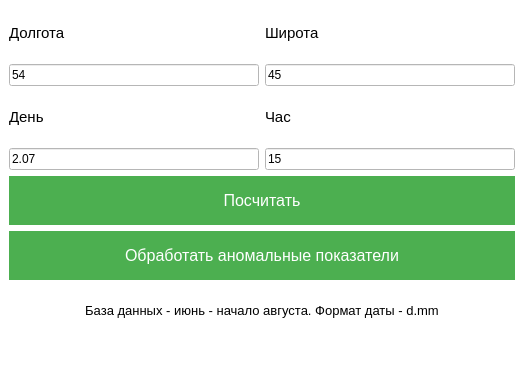
Before: the Qt Designer form source code/mainwindow.ui in 3614N/weather-forecast, drawn with Qt 5.
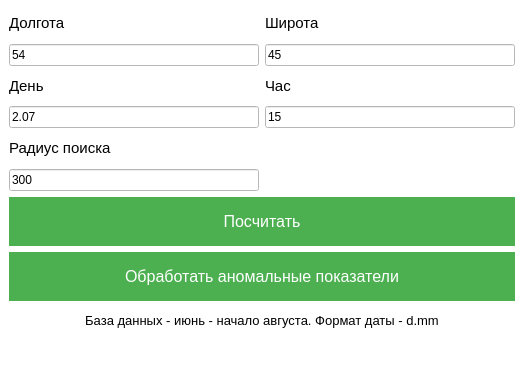
After: the same form once the commit is applied.

```diff
--- a/source code/mainwindow.ui
+++ b/source code/mainwindow.ui
@@ -18,6 +18,95 @@
   </property>
   <widget class="QWidget" name="centralwidget">
    <layout class="QGridLayout" name="gridLayout">
+    <item row="0" column="0">
+     <widget class="QLabel" name="label_2">
+      <property name="styleSheet">
+       <string notr="true">color: black;</string>
+      </property>
+      <property name="text">
+       <string>&lt;html&gt;&lt;head/&gt;&lt;body&gt;&lt;p&gt;&lt;span style=&quot; font-size:11pt;&quot;&gt;Долгота&lt;/span&gt;&lt;/p&gt;&lt;/body&gt;&lt;/html&gt;</string>
+      </property>
+     </widget>
+    </item>
+    <item row="2" column="1">
+     <widget class="QLabel" name="label_4">
+      <property name="font">
+       <font>
+        <pointsize>11</pointsize>
+       </font>
+      </property>
+      <property name="text">
+       <string>Час</string>
+      </property>
+     </widget>
+    </item>
+    <item row="7" column="0" colspan="2">
+     <widget class="QPushButton" name="pushButton">
+      <property name="font">
+       <font>
+        <pointsize>-1</pointsize>
+        <underline>false</underline>
+        <strikeout>false</strikeout>
+       </font>
+      </property>
+      <property name="styleSheet">
+       <string notr="true">QPushButton {
+background-color: #4CAF50; /* Green */
+    border: none;
+    color: white;
+    padding: 15px 32px;
+    text-align: center;
+    text-decoration: none;
+    display: inline-block;
+    font-size: 16px;
+}
+QPushButton:hover {
+background-color: #76C479;
+    border: none;
+    color: white;
+    padding: 13px 30px;
+    text-align: center;
+    text-decoration: none;
+    display: inline-block;
+    font-size: 16px;
+}
+QPushButton:pressed {
+background-color: #3D8C40;
+    border: none;
+    color: white;
+    padding: 15px 32px;
+    text-align: center;
+    text-decoration: none;
+    display: inline-block;
+    font-size: 16px;
+}</string>
+      </property>
+      <property name="text">
+       <string>Посчитать</string>
+      </property>
+     </widget>
+    </item>
+    <item row="1" column="0">
+     <widget class="QLineEdit" name="latitude">
+      <property name="text">
+       <string>54</string>
+      </property>
+     </widget>
+    </item>
+    <item row="6" column="0">
+     <widget class="QLineEdit" name="radius">
+      <property name="text">
+       <string>300</string>
+      </property>
+     </widget>
+    </item>
+    <item row="3" column="0">
+     <widget class="QLineEdit" name="day">
+      <property name="text">
+       <string>2.07</string>
+      </property>
+     </widget>
+    </item>
     <item row="0" column="1">
      <widget class="QLabel" name="label">
       <property name="styleSheet">
@@ -28,6 +117,13 @@
       </property>
      </widget>
     </item>
+    <item row="1" column="1">
+     <widget class="QLineEdit" name="longitude">
+      <property name="text">
+       <string>45</string>
+      </property>
+     </widget>
+    </item>
     <item row="2" column="0">
      <widget class="QLabel" name="label_3">
       <property name="font">
@@ -40,69 +136,6 @@
       </property>
      </widget>
     </item>
-    <item row="1" column="0">
-     <widget class="QLineEdit" name="latitude">
-      <property name="text">
-       <string>54</string>
-      </property>
-     </widget>
-    </item>
-    <item row="0" column="0">
-     <widget class="QLabel" name="label_2">
-      <property name="styleSheet">
-       <string notr="true">color: black;</string>
-      </property>
-      <property name="text">
-       <string>&lt;html&gt;&lt;head/&gt;&lt;body&gt;&lt;p&gt;&lt;span style=&quot; font-size:11pt;&quot;&gt;Долгота&lt;/span&gt;&lt;/p&gt;&lt;/body&gt;&lt;/html&gt;</string>
-      </property>
-     </widget>
-    </item>
-    <item row="5" column="0" colspan="2">
-     <widget class="QPushButton" name="pushButton_2">
-      <property name="font">
-       <font>
-        <pointsize>-1</pointsize>
-        <underline>false</underline>
-        <strikeout>false</strikeout>
-       </font>
-      </property>
-      <property name="styleSheet">
-       <string notr="true">QPushButton {
-background-color: #4CAF50; /* Green */
-    border: none;
-    color: white;
-    padding: 15px 32px;
-    text-align: center;
-    text-decoration: none;
-    display: inline-block;
-    font-size: 16px;
-}
-QPushButton:hover {
-background-color: #76C479;
-    border: none;
-    color: white;
-    padding: 13px 30px;
-    text-align: center;
-    text-decoration: none;
-    display: inline-block;
-    font-size: 16px;
-}
-QPushButton:pressed {
-background-color: #3D8C40;
-    border: none;
-    color: white;
-    padding: 15px 32px;
-    text-align: center;
-    text-decoration: none;
-    display: inline-block;
-    font-size: 16px;
-}</string>
-      </property>
-      <property name="text">
-       <string>Обработать аномальные показатели</string>
-      </property>
-     </widget>
-    </item>
     <item row="3" column="1">
      <widget class="QLineEdit" name="hour">
       <property name="text">
@@ -110,7 +143,7 @@
       </property>
      </widget>
     </item>
-    <item row="6" column="0" colspan="2">
+    <item row="9" column="0" colspan="2">
      <widget class="QLabel" name="label_5">
       <property name="font">
        <font>
@@ -122,15 +155,8 @@
       </property>
      </widget>
     </item>
-    <item row="1" column="1">
-     <widget class="QLineEdit" name="longitude">
-      <property name="text">
-       <string>45</string>
-      </property>
-     </widget>
-    </item>
-    <item row="4" column="0" colspan="2">
-     <widget class="QPushButton" name="pushButton">
+    <item row="8" column="0" colspan="2">
+     <widget class="QPushButton" name="pushButton_2">
       <property name="font">
        <font>
         <pointsize>-1</pointsize>
@@ -171,26 +197,14 @@
 }</string>
       </property>
       <property name="text">
-       <string>Посчитать</string>
+       <string>Обработать аномальные показатели</string>
       </property>
      </widget>
     </item>
-    <item row="3" column="0">
-     <widget class="QLineEdit" name="day">
+    <item row="5" column="0">
+     <widget class="QLabel" name="label_6">
       <property name="text">
-       <string>2.07</string>
-      </property>
-     </widget>
-    </item>
-    <item row="2" column="1">
-     <widget class="QLabel" name="label_4">
-      <property name="font">
-       <font>
-        <pointsize>11</pointsize>
-       </font>
-      </property>
-      <property name="text">
-       <string>Час</string>
+       <string>&lt;html&gt;&lt;head/&gt;&lt;body&gt;&lt;p&gt;&lt;span style=&quot; font-size:11pt;&quot;&gt;Радиус поиска&lt;/span&gt;&lt;/p&gt;&lt;/body&gt;&lt;/html&gt;</string>
       </property>
      </widget>
     </item>
@@ -202,7 +216,7 @@
      <x>0</x>
      <y>0</y>
      <width>524</width>
-     <height>26</height>
+     <height>22</height>
     </rect>
    </property>
   </widget>
```
